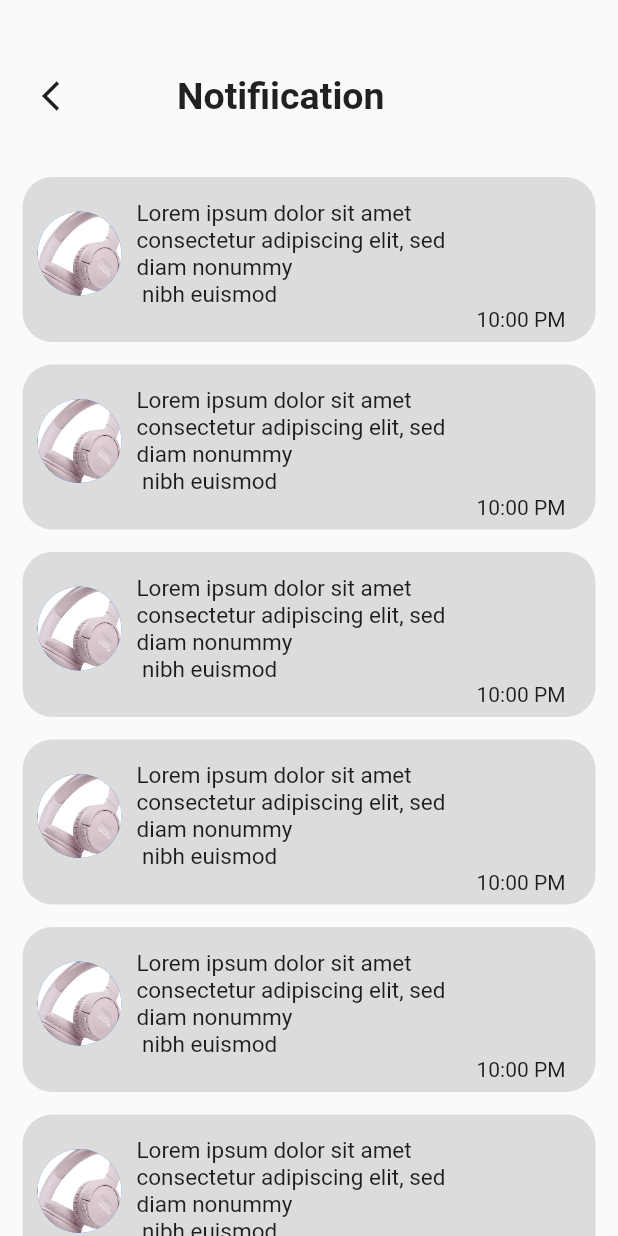
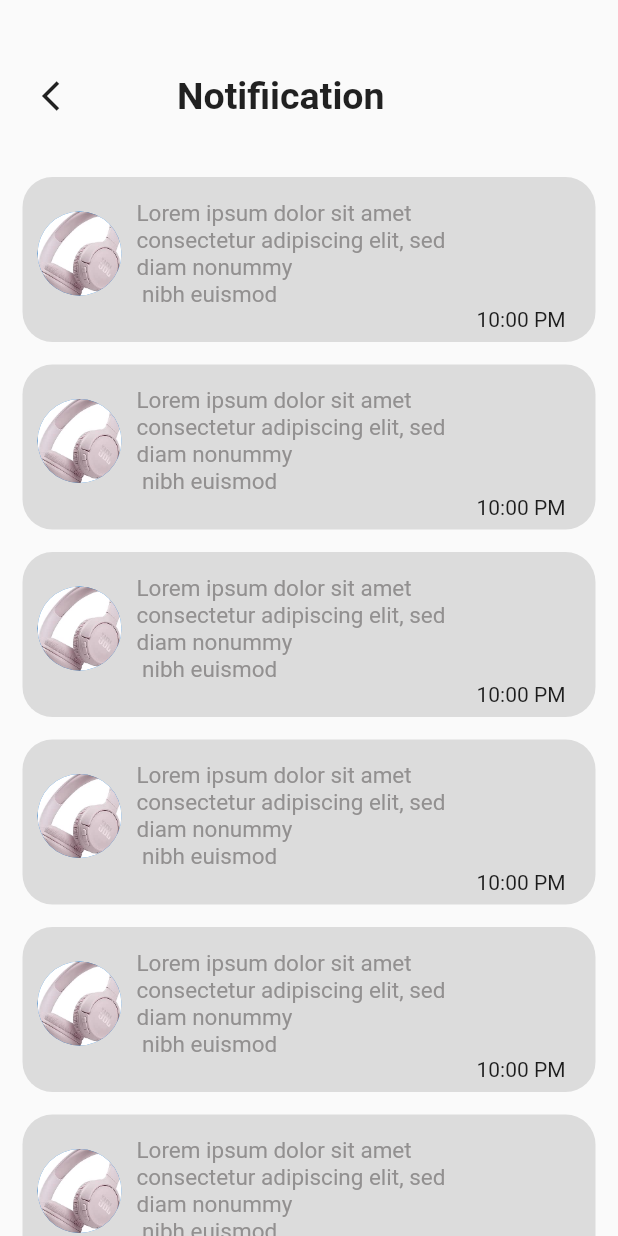
Before and after one commit to shehabhy1/barter_project_2023, a Flutter app: the NotificationsScreen screen opened by its route, on a phone screen of 412 x 824 dp. Run offline on Flutter 3.47's test engine with Material 2 defaults, Android fonts, the phone set to English and light mode, and no system bars; our stand-ins replace flutter_bloc, go_router, shared_preferences, sizer, smooth_page_indicator; accounts and stored records are empty.

Commit message:
edit code

```diff
--- a/lib/features/notification/presentition/widgets/notification_item_details.dart
+++ b/lib/features/notification/presentition/widgets/notification_item_details.dart
@@ -22,9 +22,7 @@ class NotificationItemDetails extends StatelessWidget {
               'consectetur adipiscing elit, sed\n'
               'diam nonummy \n'
               ' nibh euismod',
-              style: TextStyle(
-                fontSize: 15.0,
-              ),
+              style: TextStyle(fontSize: 15.0, color: Color(0xFF929090)),
             ),
           ],
         ),
```
